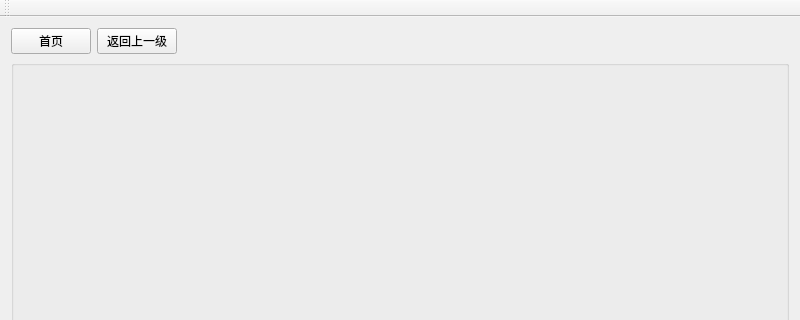
Old version of the form money_note/main_dlg.ui in the repository Monkiy/money_note; both pictures show x 0 to 800 and y 0 to 320 of the 800 by 600 pixel window.
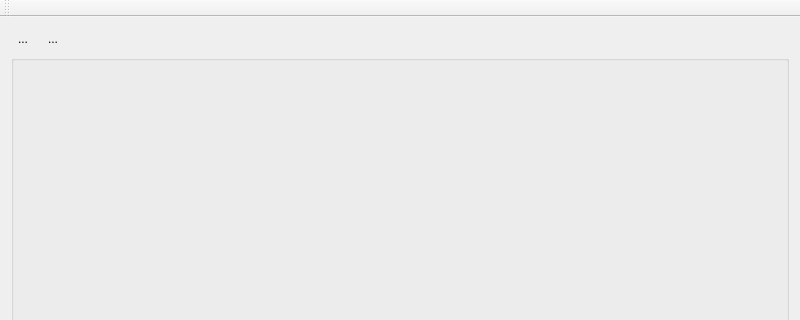
New version of the form. Icons and pictures are not drawn.

Commit message: 增加主页和上一级图标

Diff of the .ui file:
```diff
--- a/money_note/main_dlg.ui
+++ b/money_note/main_dlg.ui
@@ -22,16 +22,45 @@
     <item>
      <layout class="QHBoxLayout" name="horizontalLayout">
       <item>
-       <widget class="QPushButton" name="pushButton_home">
+       <widget class="QToolButton" name="toolButton_home">
         <property name="text">
-         <string>首页</string>
+         <string>...</string>
+        </property>
+        <property name="icon">
+         <iconset resource="main_dlg.qrc">
+          <normaloff>:/image/image/home.png</normaloff>:/image/image/home.png</iconset>
+        </property>
+        <property name="iconSize">
+         <size>
+          <width>32</width>
+          <height>32</height>
+         </size>
+        </property>
+        <property name="autoRaise">
+         <bool>true</bool>
         </property>
        </widget>
       </item>
       <item>
-       <widget class="QPushButton" name="pushButton_upper">
+       <widget class="QToolButton" name="toolButton_upper">
         <property name="text">
-         <string>返回上一级</string>
+         <string>...</string>
+        </property>
+        <property name="icon">
+         <iconset resource="main_dlg.qrc">
+          <normaloff>:/image/image/back.png</normaloff>:/image/image/back.png</iconset>
+        </property>
+        <property name="iconSize">
+         <size>
+          <width>32</width>
+          <height>32</height>
+         </size>
+        </property>
+        <property name="autoRaise">
+         <bool>true</bool>
+        </property>
+        <property name="arrowType">
+         <enum>Qt::NoArrow</enum>
         </property>
        </widget>
       </item>
```
Left out of the diff: 53 changed lines with no effect on the pictures. The commit also changes 5 other files.
